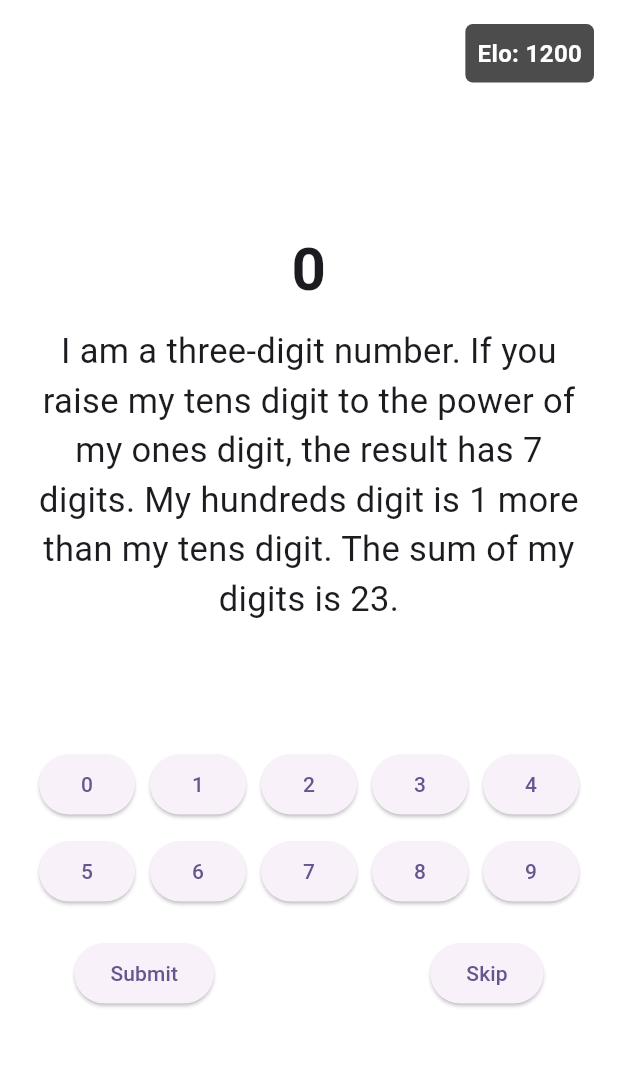
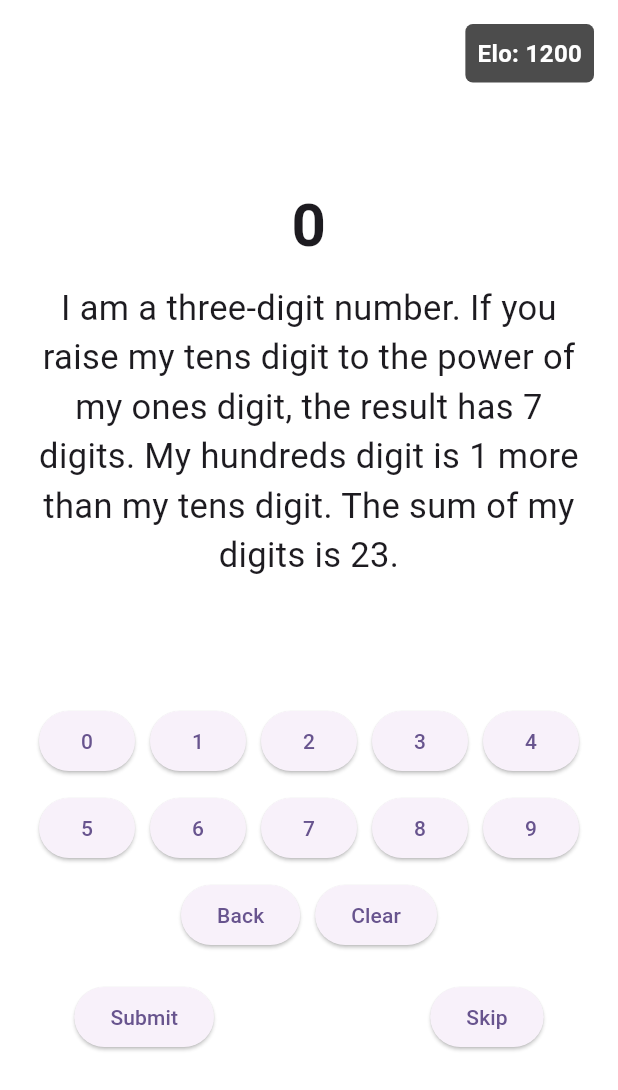
Before and after one commit to HennyBicks01/math_riddler, a Flutter app: the screen it shows after launch, on a phone screen of 412 x 824 dp. Shown: the top 1090 px of the screen. Run offline on Flutter 3.47's test engine with Material 2 defaults, Android fonts, the phone set to English and light mode, and no system bars.

Commit message:
added back and clear button

```diff
--- a/lib/main.dart
+++ b/lib/main.dart
@@ -52,6 +52,14 @@ class _MyHomePageState extends State<MyHomePage> {
     setState(() {
       _currentInput += number;
     });
+  }
+
+  void _removeLastDigit() {
+    if (_currentInput.isNotEmpty) {
+      setState(() {
+        _currentInput = _currentInput.substring(0, _currentInput.length - 1);
+      });
+    }
   }
 
   void _clearInput() {
@@ -130,12 +138,11 @@ class _MyHomePageState extends State<MyHomePage> {
                     textAlign: TextAlign.center,
                   ),
                   const SizedBox(height: 20),
-                  Text( // Displaying the number being input by the user
+                  Text(
                     _currentInput,
                     style: TextStyle(fontSize: 30, fontWeight: FontWeight.bold),
                   ),
                   const SizedBox(height: 20),
-                  // Custom keypad
                   Wrap(
                     spacing: 10,
                     runSpacing: 10,
@@ -145,6 +152,21 @@ class _MyHomePageState extends State<MyHomePage> {
                         child: Text('$index'),
                       );
                     }),
+                  ),
+                  const SizedBox(height: 10),
+                  Row(
+                    mainAxisAlignment: MainAxisAlignment.center,
+                    children: [
+                      ElevatedButton(
+                        onPressed: _removeLastDigit,
+                        child: const Text('Back'),
+                      ),
+                      const SizedBox(width: 10),
+                      ElevatedButton(
+                        onPressed: _clearInput,
+                        child: const Text('Clear'),
+                      ),
+                    ],
                   ),
                   const SizedBox(height: 20),
                   Row(
```
